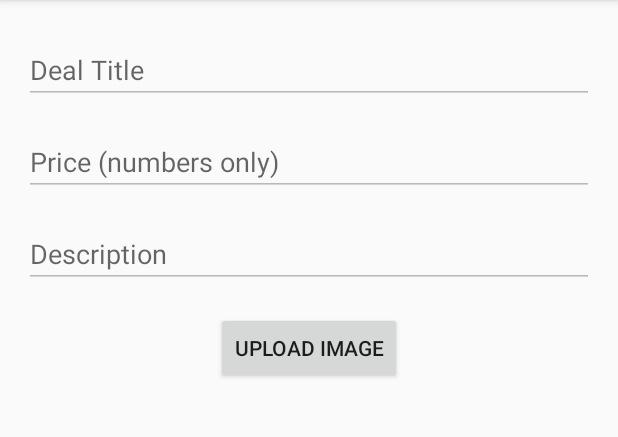
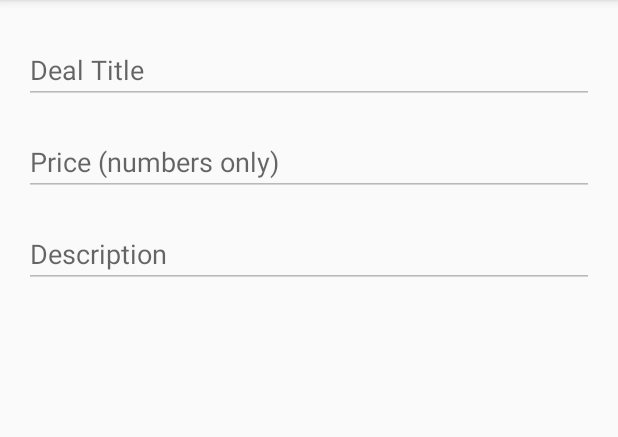
Before and after one commit to KwekuNsiah/Travelmantics, an Android app: the DealActivity screen opened directly, with no data from a screen before it, on a phone screen of 412 x 824 dp, the part 84-521 px from its top. Run offline under Robolectric (Android 15) with nearby library versions, the phone set to English and light mode, and no system bars; our stand-ins replace Firebase (no records; nobody signed in at launch, a user with empty details on screens opened directly), Picasso.

Commit message:
Hid upload button from user

```diff
--- a/app/src/main/java/com/example/travelman/DealActivity.java
+++ b/app/src/main/java/com/example/travelman/DealActivity.java
@@ -2,6 +2,7 @@ package com.example.travelman;
 
 import androidx.annotation.NonNull;
 import androidx.annotation.Nullable;
+import androidx.appcompat.app.ActionBar;
 import androidx.appcompat.app.AppCompatActivity;
 
 import android.content.Intent;
@@ -18,7 +19,6 @@ import android.widget.EditText;
 import android.widget.ImageView;
 import android.widget.Toast;
 
-import com.firebase.ui.auth.data.model.Resource;
 import com.google.android.gms.tasks.Continuation;
 import com.google.android.gms.tasks.OnCompleteListener;
 import com.google.android.gms.tasks.OnFailureListener;
@@ -107,11 +107,13 @@ public class DealActivity extends AppCompatActivity {
             menu.findItem(R.id.delete_menu).setVisible(true);
             menu.findItem(R.id.save_menu).setVisible(true);
             enableEditTexts(true);
+            EnableImageUpload();
         }
         else {
             menu.findItem(R.id.delete_menu).setVisible(false);
             menu.findItem(R.id.save_menu).setVisible(false);
             enableEditTexts(false);
+            disableImageUpload();
         }
 
         return true;
@@ -217,7 +219,20 @@ public class DealActivity extends AppCompatActivity {
         txtTitle.setEnabled(isEnabled);
         txtDescription.setEnabled(isEnabled);
         txtPrice.setEnabled(isEnabled);
+
     }
+
+    private void disableImageUpload(){
+        Button ImgUpload = findViewById(R.id.btn_Image);
+        ImgUpload.setVisibility(View.INVISIBLE);
+    }
+
+    private void EnableImageUpload(){
+        Button ImgUpload = findViewById(R.id.btn_Image);
+        ImgUpload.setVisibility(View.VISIBLE);
+    }
+
+
 
     private void showImage(String url){
         if (url != null && url.isEmpty() == false) {
--- a/app/src/main/java/com/example/travelman/ListActivity.java
+++ b/app/src/main/java/com/example/travelman/ListActivity.java
@@ -35,6 +35,9 @@ public class ListActivity extends AppCompatActivity {
 
 
     }
+
+
+
 
     @Override
     public boolean onPrepareOptionsMenu(Menu menu) {
@@ -97,6 +100,7 @@ public class ListActivity extends AppCompatActivity {
                 new LinearLayoutManager(this, LinearLayoutManager.VERTICAL, false);
         rvDeals.setLayoutManager(dealsLayoutManager);
         FirebaseUtil.attachListener();
+
     }
 
     public void showMenu(){
```
